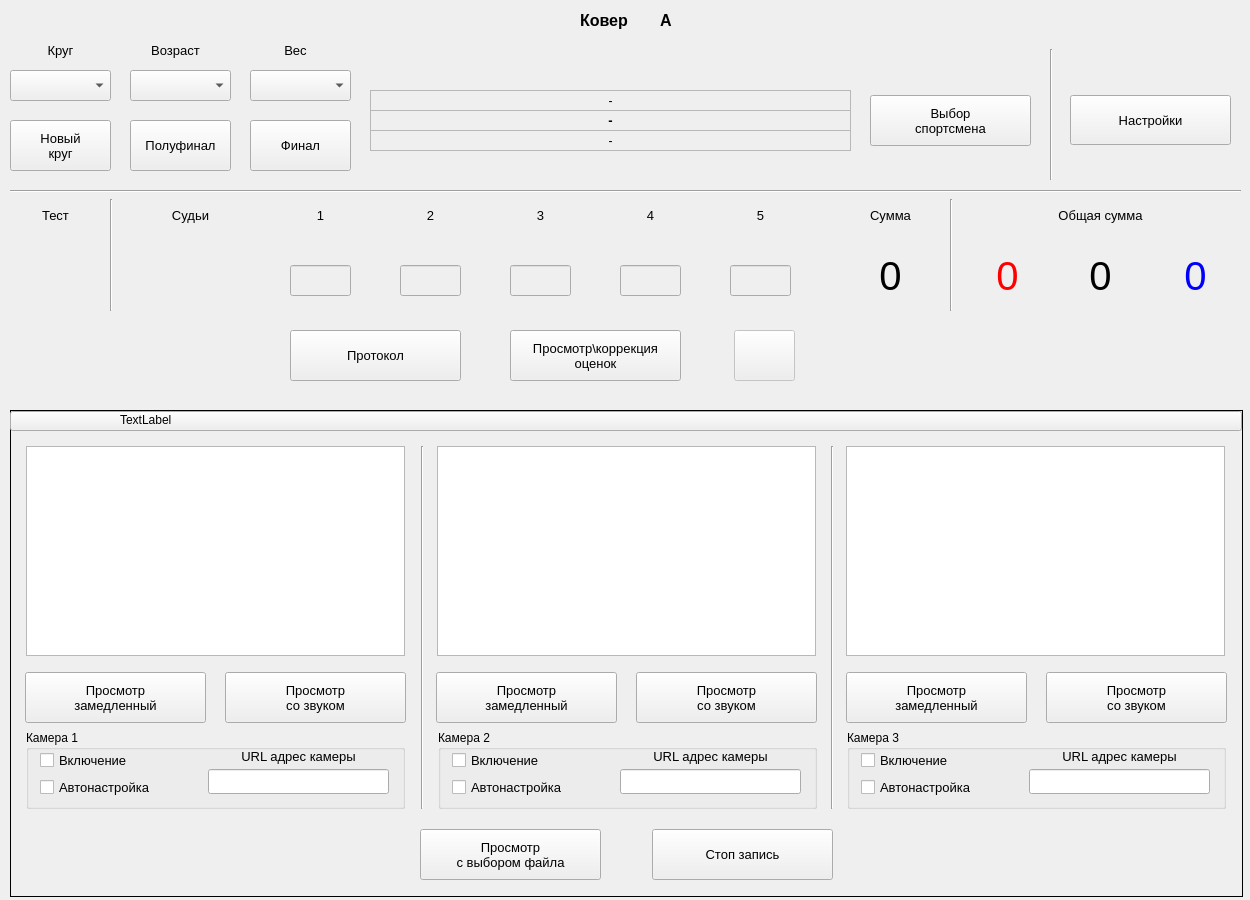
This is FormMain.ui in zak2791/TabloSelfDefender as Qt 5 draws it before an edit. The edited form follows.
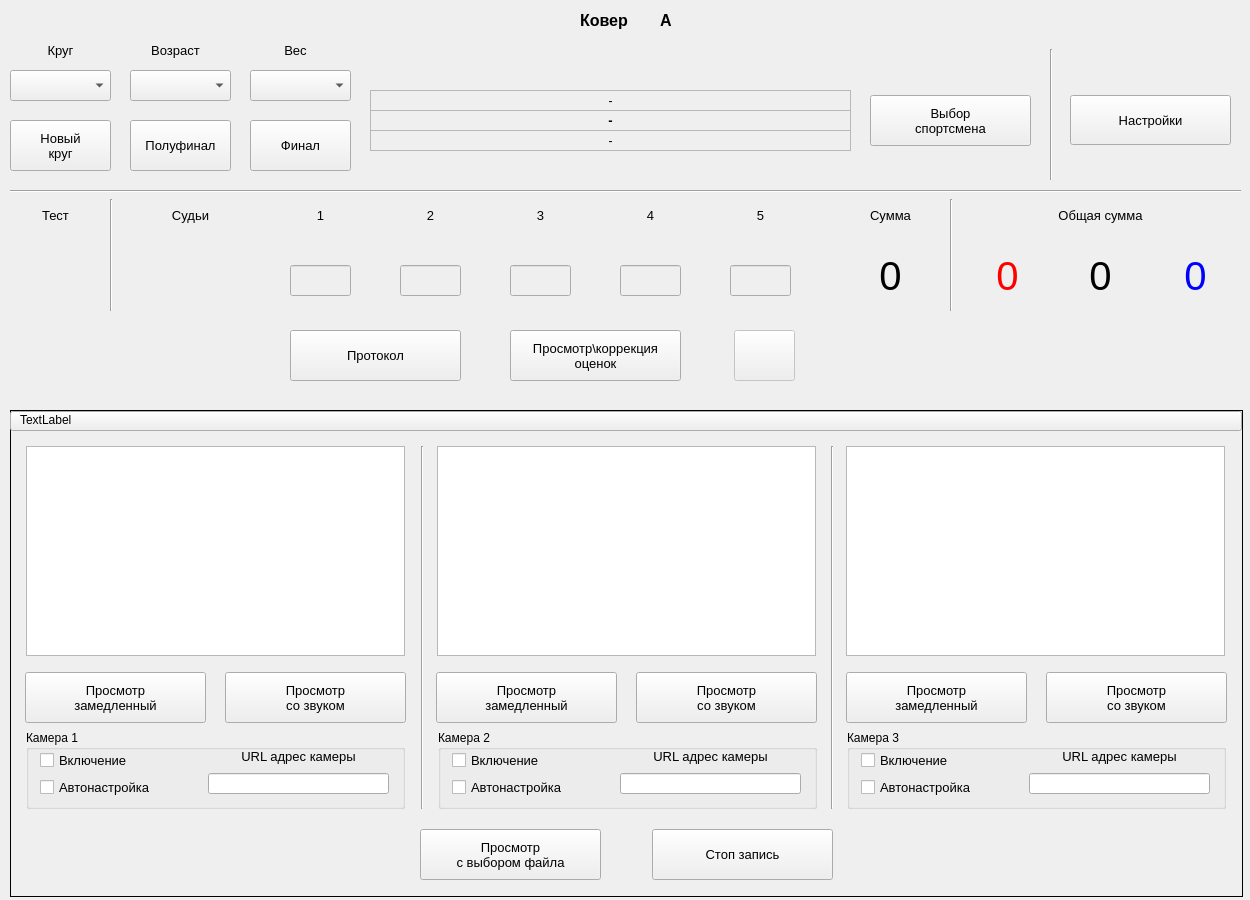
This is the edited form. Icons and pictures are not drawn. Custom widgets are drawn as their Qt base class.

The edit to the form file:
```diff
--- a/FormMain.ui
+++ b/FormMain.ui
@@ -2762,14 +2762,14 @@
      <property name="geometry">
       <rect>
        <x>182</x>
-       <y>39</y>
+       <y>43</y>
        <width>181</width>
-       <height>25</height>
+       <height>21</height>
       </rect>
      </property>
      <property name="font">
       <font>
-       <pointsize>10</pointsize>
+       <pointsize>8</pointsize>
       </font>
      </property>
      <property name="focusPolicy">
@@ -2856,14 +2856,14 @@
      <property name="geometry">
       <rect>
        <x>182</x>
-       <y>39</y>
+       <y>43</y>
        <width>181</width>
-       <height>25</height>
+       <height>21</height>
       </rect>
      </property>
      <property name="font">
       <font>
-       <pointsize>10</pointsize>
+       <pointsize>8</pointsize>
       </font>
      </property>
      <property name="focusPolicy">
@@ -2950,14 +2950,14 @@
      <property name="geometry">
       <rect>
        <x>182</x>
-       <y>39</y>
+       <y>43</y>
        <width>181</width>
-       <height>25</height>
+       <height>21</height>
       </rect>
      </property>
      <property name="font">
       <font>
-       <pointsize>10</pointsize>
+       <pointsize>8</pointsize>
       </font>
      </property>
      <property name="focusPolicy">
@@ -2989,9 +2989,9 @@
    <widget class="QLabel" name="lblCpuUsage">
     <property name="geometry">
      <rect>
-      <x>110</x>
+      <x>10</x>
       <y>0</y>
-      <width>201</width>
+      <width>581</width>
       <height>20</height>
      </rect>
     </property>
```
